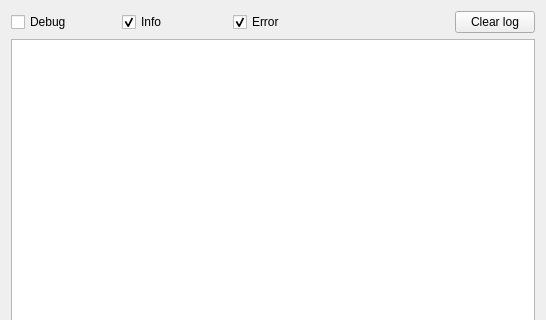
Old version of the form src/gui/ProgressWindow.ui in the repository Guekka/cathedral-assets-optimizer; both pictures show x 0 to 546 and y 0 to 320 of the 546 by 534 pixel window.
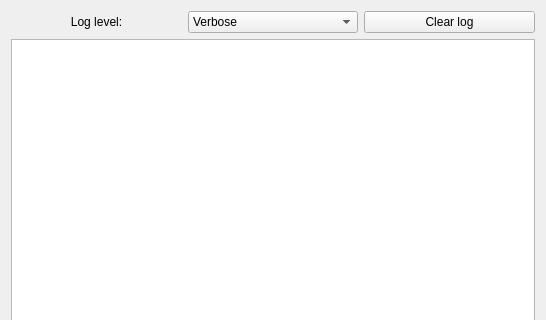
New version of the form.

Commit message: refactor: rework ProgressWindow, progress on MainWindow

Patch:
```diff
--- a/src/gui/ProgressWindow.ui
+++ b/src/gui/ProgressWindow.ui
@@ -14,10 +14,24 @@
    <string>Progress</string>
   </property>
   <layout class="QGridLayout" name="gridLayout">
-   <item row="1" column="4">
+   <item row="3" column="0" colspan="3">
+    <widget class="QProgressBar" name="progressBar">
+     <property name="value">
+      <number>24</number>
+     </property>
+    </widget>
+   </item>
+   <item row="1" column="0">
+    <widget class="QLabel" name="label">
+     <property name="text">
+      <string>&lt;html&gt;&lt;head/&gt;&lt;body&gt;&lt;p align=&quot;center&quot;&gt;Log level:&lt;/p&gt;&lt;/body&gt;&lt;/html&gt;</string>
+     </property>
+    </widget>
+   </item>
+   <item row="1" column="2">
     <widget class="QPushButton" name="clearLog">
      <property name="sizePolicy">
-      <sizepolicy hsizetype="Fixed" vsizetype="Fixed">
+      <sizepolicy hsizetype="Minimum" vsizetype="Fixed">
        <horstretch>0</horstretch>
        <verstretch>0</verstretch>
       </sizepolicy>
@@ -27,54 +41,27 @@
      </property>
     </widget>
    </item>
-   <item row="1" column="2">
-    <widget class="QCheckBox" name="errorCheckbox">
-     <property name="text">
-      <string>Error</string>
-     </property>
-     <property name="checked">
-      <bool>true</bool>
-     </property>
-    </widget>
-   </item>
    <item row="1" column="1">
-    <widget class="QCheckBox" name="infoCheckbox">
-     <property name="text">
-      <string>Info</string>
-     </property>
-     <property name="checked">
-      <bool>true</bool>
-     </property>
+    <widget class="QComboBox" name="logLevel">
+     <item>
+      <property name="text">
+       <string>Verbose</string>
+      </property>
+     </item>
+     <item>
+      <property name="text">
+       <string>Info</string>
+      </property>
+     </item>
+     <item>
+      <property name="text">
+       <string>Error</string>
+      </property>
+     </item>
     </widget>
    </item>
-   <item row="1" column="0">
-    <widget class="QCheckBox" name="debugCheckbox">
-     <property name="text">
-      <string>Debug</string>
-     </property>
-    </widget>
-   </item>
-   <item row="2" column="0" colspan="5">
-    <widget class="QPlainTextEdit" name="text">
-     <property name="font">
-      <font>
-       <pointsize>8</pointsize>
-      </font>
-     </property>
-     <property name="readOnly">
-      <bool>true</bool>
-     </property>
-     <property name="plainText">
-      <string/>
-     </property>
-    </widget>
-   </item>
-   <item row="3" column="0" colspan="5">
-    <widget class="QProgressBar" name="progressBar">
-     <property name="value">
-      <number>24</number>
-     </property>
-    </widget>
+   <item row="2" column="0" colspan="3">
+    <widget class="QListWidget" name="log"/>
    </item>
   </layout>
  </widget>
```
The commit also changes 15 other files.
